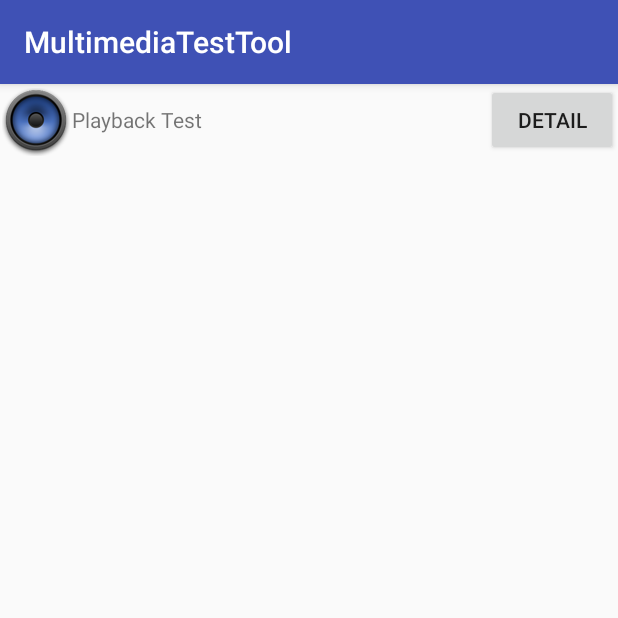
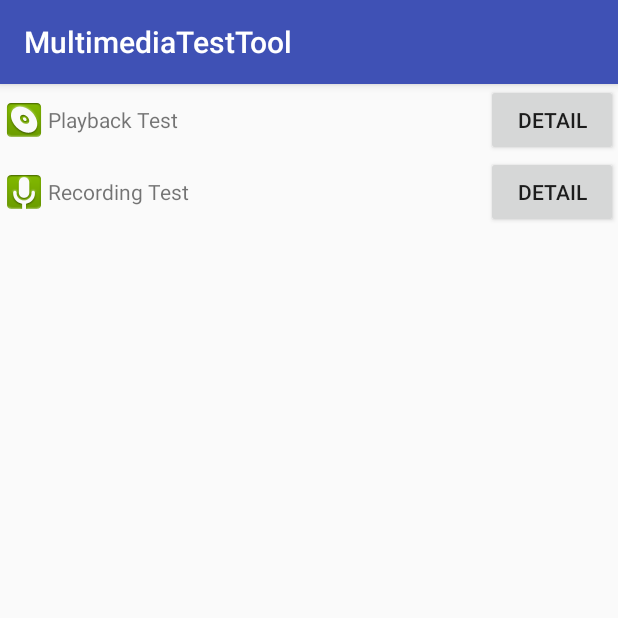
Before and after one commit to elevenxiang/MultimediaTestTool, an Android app: the screen it shows after launch (MainActivity), on a phone screen of 412 x 824 dp, the top half of it. Run offline under Robolectric (Android 15) with nearby library versions, the phone set to English and light mode, and no system bars.

Commit message:
add recording test case and change activity title for different UI.

```diff
--- a/app/src/main/java/com/htc/eleven/multimediatesttool/MainActivity.java
+++ b/app/src/main/java/com/htc/eleven/multimediatesttool/MainActivity.java
@@ -51,8 +51,10 @@ public class MainActivity extends AppCompatActivity implements View.OnClickListe
 
         Log.i(TAG, "we have already request permissions.");
 
-        findViewById(R.id.DetailBtn).setOnClickListener(new DetailButtonClickListener());
-        findViewById(R.id.TestTitle).setOnClickListener(this);
+        findViewById(R.id.PlaybackDetailBtn).setOnClickListener(new DetailButtonClickListener());
+        findViewById(R.id.RecordingDetailBtn).setOnClickListener(new DetailButtonClickListener());
+        findViewById(R.id.Playback_TestTitle).setOnClickListener(this);
+        findViewById(R.id.RecordingTestTitle).setOnClickListener(this);
     }
 
     @Override
@@ -77,9 +79,14 @@ public class MainActivity extends AppCompatActivity implements View.OnClickListe
 
     @Override
     public void onClick(View view) {
+        Intent intent;
         switch (view.getId()) {
-            case R.id.TestTitle:
-                Intent intent = new Intent(MainActivity.this,PlaybackTestActivity.class);
+            case R.id.Playback_TestTitle:
+                intent = new Intent(MainActivity.this,PlaybackTestActivity.class);
+                startActivity(intent);
+                break;
+            case R.id.RecordingTestTitle:
+                intent = new Intent(MainActivity.this,RecordingTestActivity.class);
                 startActivity(intent);
                 break;
         }
--- a/app/src/main/res/layout/activity_main.xml
+++ b/app/src/main/res/layout/activity_main.xml
@@ -21,23 +21,51 @@
             android:id="@+id/playback_layout">
             <ImageView
                 android:layout_width="wrap_content"
-                android:layout_height="wrap_content"
+                android:layout_height="match_parent"
                 android:id="@+id/playback_icon"
                 android:src="@mipmap/playback_test"/>
             <TextView
                 android:layout_weight="1"
                 android:layout_width="match_parent"
-                android:layout_height="wrap_content"
-                android:id="@+id/TestTitle"
+                android:layout_height="match_parent"
+                android:gravity="center_vertical"
+                android:id="@+id/Playback_TestTitle"
                 android:textAllCaps="false"
                 android:text="@string/playback_title"/>
             <Button
                 android:layout_width="wrap_content"
-                android:layout_height="wrap_content"
-                android:id="@+id/DetailBtn"
+                android:layout_height="match_parent"
+                android:id="@+id/PlaybackDetailBtn"
                 android:text="@string/Detail"/>
         </LinearLayout>
 
+        <!-- Recording test item layout -->
+        <LinearLayout
+            android:layout_width="match_parent"
+            android:layout_height="wrap_content"
+            android:orientation="horizontal"
+            android:id="@+id/recording_layout">
+
+            <ImageView
+                android:id="@+id/recording_icon"
+                android:layout_width="wrap_content"
+                android:layout_height="match_parent"
+                android:src="@mipmap/recording_test" />
+
+            <TextView
+                android:layout_weight="1"
+                android:layout_width="match_parent"
+                android:layout_height="match_parent"
+                android:gravity="center_vertical"
+                android:id="@+id/RecordingTestTitle"
+                android:textAllCaps="false"
+                android:text="@string/recording_title"/>
+            <Button
+                android:layout_width="wrap_content"
+                android:layout_height="match_parent"
+                android:id="@+id/RecordingDetailBtn"
+                android:text="@string/Detail"/>
+        </LinearLayout>
 
     </LinearLayout>
 
--- a/app/src/main/res/values/strings.xml
+++ b/app/src/main/res/values/strings.xml
@@ -1,6 +1,7 @@
 <resources>
     <string name="app_name">MultimediaTestTool</string>
     <string name="playback_title">Playback Test</string>
+    <string name="recording_title">Recording Test</string>
     <string name="Detail">Detail</string>
     <string name="ClearResults">ClearResults</string>
 </resources>
```
Also changed, not shown: app/src/main/AndroidManifest.xml (+7 -8 lines), app/src/main/java/com/htc/eleven/multimediatesttool/DetailResultActivity.java (+8 -1 lines), app/src/main/java/com/htc/eleven/multimediatesttool/RecordingTestActivity.java (added, +13 -0 lines), app/src/main/res/layout/activity_recording_test.xml (added, +9 -0 lines), app/src/main/res/mipmap-hdpi/playback_test.png, app/src/main/res/mipmap-hdpi/recording_test.png, 1 other file.
